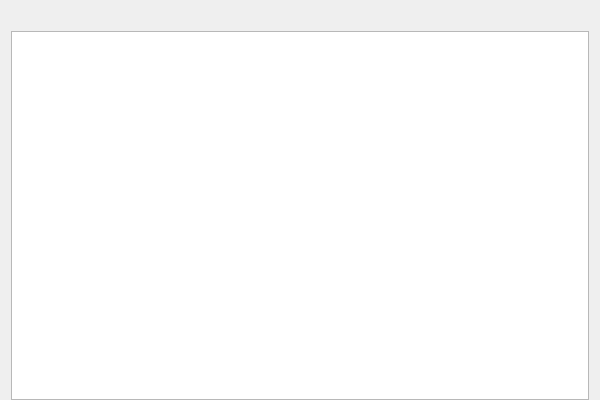
The window that vbox/src/VBox/Frontends/VirtualBox/src/wizards/exportappliance/UIExportApplianceWzdPage1.ui (jljuxgm/vboxgit) describes before a commit, drawn with Qt 5.
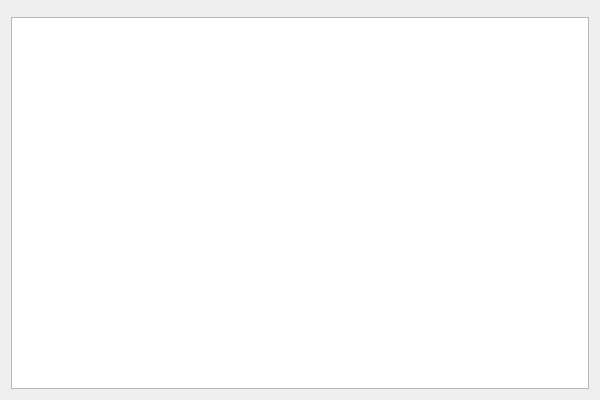
The same window after the commit. Custom widgets are drawn as their Qt base class.

```diff
--- a/vbox/src/VBox/Frontends/VirtualBox/src/wizards/exportappliance/UIExportApplianceWzdPage1.ui
+++ b/vbox/src/VBox/Frontends/VirtualBox/src/wizards/exportappliance/UIExportApplianceWzdPage1.ui
@@ -23,22 +23,9 @@
     <height>400</height>
    </rect>
   </property>
-  <property name="sizePolicy">
-   <sizepolicy hsizetype="Minimum" vsizetype="Minimum">
-    <horstretch>0</horstretch>
-    <verstretch>0</verstretch>
-   </sizepolicy>
-  </property>
   <layout class="QVBoxLayout" name="m_pLayout1">
-   <property name="bottomMargin" >
-    <number>0</number>
-   </property>
    <item>
-    <widget class="QILabel" name="m_pPage1Text1">
-     <property name="wordWrap">
-      <bool>true</bool>
-     </property>
-    </widget>
+    <widget class="QIRichTextLabel" name="m_pPage1Text1"/>
    </item>
    <item>
     <widget class="QListWidget" name="m_pVMSelector"/>
@@ -47,9 +34,9 @@
  </widget>
  <customwidgets>
   <customwidget>
-   <class>QILabel</class>
-   <extends>QLabel</extends>
-   <header>QILabel.h</header>
+   <class>QIRichTextLabel</class>
+   <extends>QWidget</extends>
+   <header>QIRichTextLabel.h</header>
   </customwidget>
  </customwidgets>
  <resources/>
```
Left out of the diff: 2 changed lines with no effect on the pictures.
